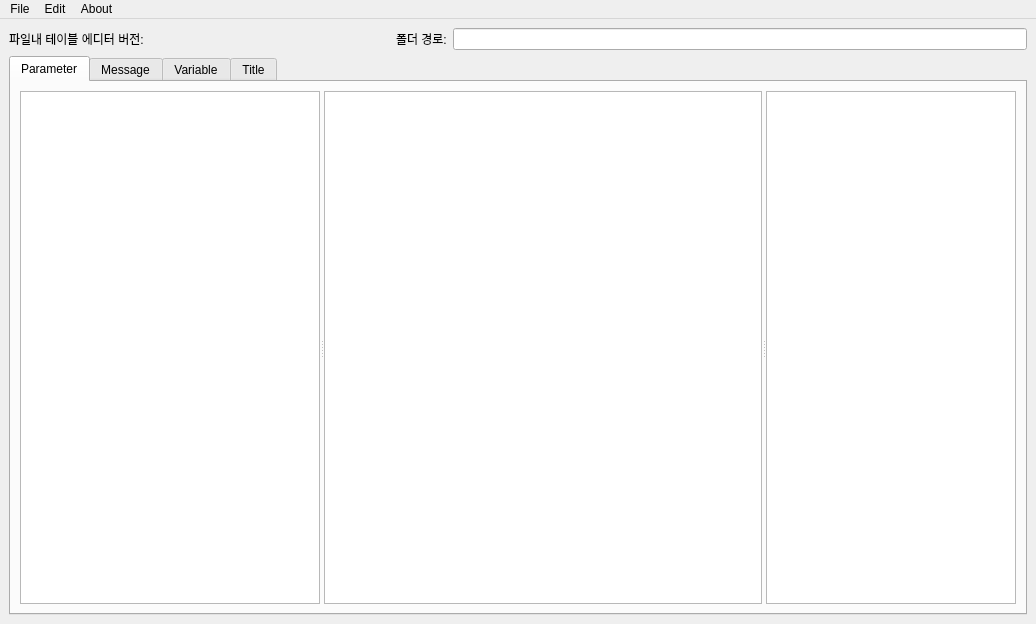
Above: mainwindow.ui from coreanq/table_editor3 before the change. Below: the same form after it.
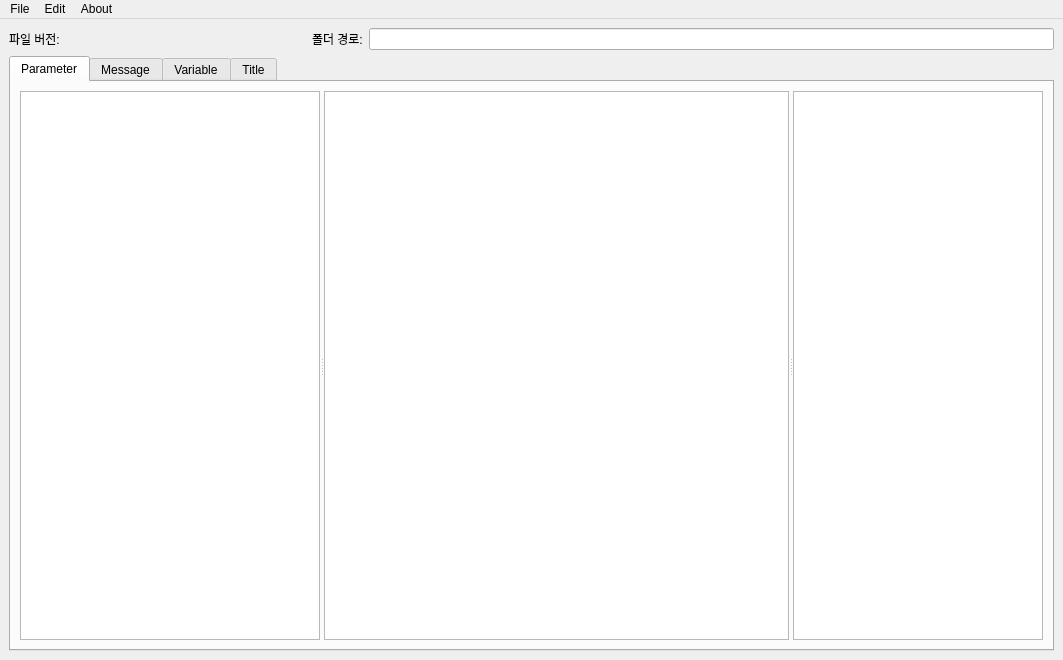
That is the form after the change.

Patch:
```diff
--- a/mainwindow.ui
+++ b/mainwindow.ui
@@ -6,8 +6,8 @@
    <rect>
     <x>0</x>
     <y>0</y>
-    <width>1036</width>
-    <height>624</height>
+    <width>1063</width>
+    <height>660</height>
    </rect>
   </property>
   <property name="windowTitle">
@@ -20,7 +20,7 @@
       <item>
        <widget class="QLabel" name="label_2">
         <property name="text">
-         <string>파일내 테이블 에디터 버전:</string>
+         <string>파일 버전:</string>
         </property>
        </widget>
       </item>
@@ -168,7 +168,7 @@
     <rect>
      <x>0</x>
      <y>0</y>
-     <width>1036</width>
+     <width>1063</width>
      <height>21</height>
     </rect>
    </property>
```
